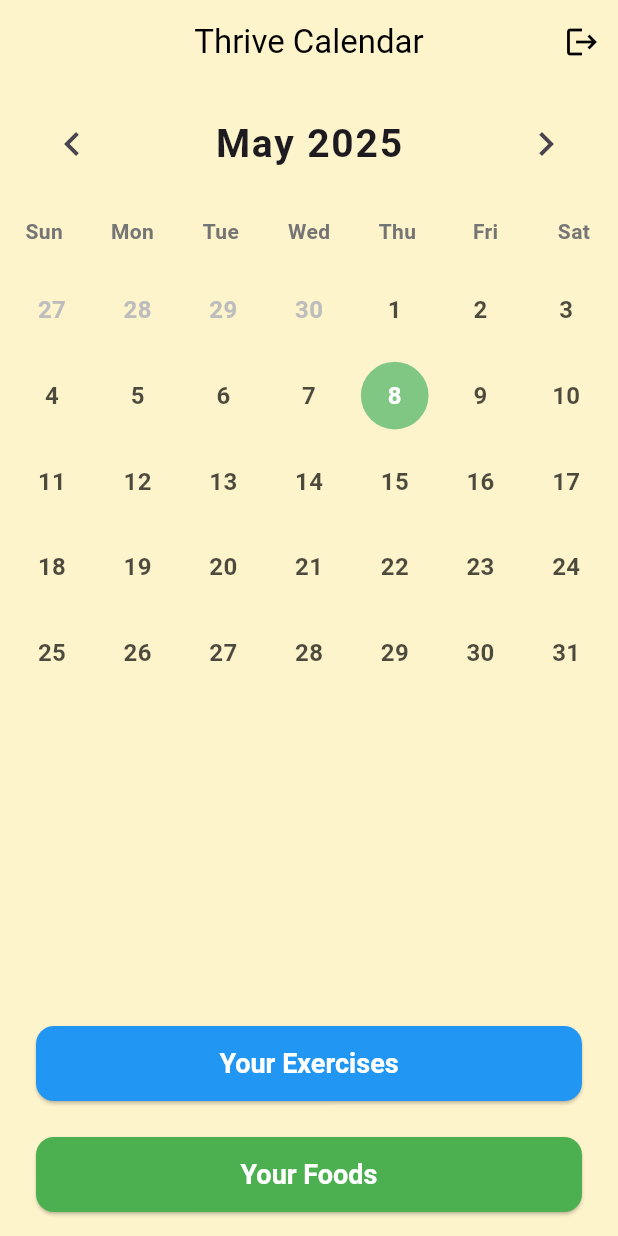
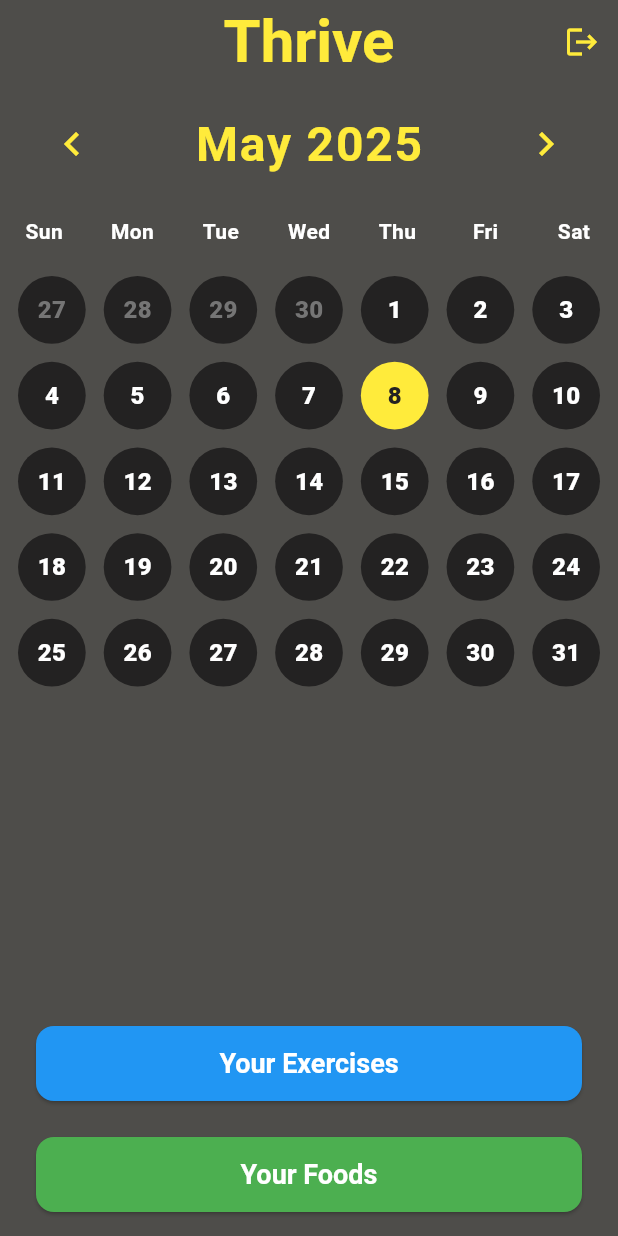
Before and after one commit to rahul-iyers/thrive, a Flutter app: the screen it shows once a user with an empty profile is signed in, on a phone screen of 412 x 824 dp. Run offline on Flutter 3.47's test engine with Material 3 defaults, Android fonts, the phone set to English and light mode, and no system bars; our stand-ins replace cloud_firestore, firebase_auth, firebase_core, hive, hive_flutter; accounts and stored records are empty; generated files the repository leaves out were written again.

Commit message:
color palette updates

```diff
--- a/thrive/lib/calendar_screen.dart
+++ b/thrive/lib/calendar_screen.dart
@@ -41,12 +41,15 @@ class _CalendarScreenState extends State<CalendarScreen> {
     final days = _generateDays(_focusedMonth);
 
     return Scaffold(
-      backgroundColor: Color(0xFFfef4cc),
+      backgroundColor: Color(0xff4e4d4a),
       appBar: AppBar(
-        title: Text('Thrive Calendar'),
+        title: Text(
+            'Thrive',
+            style: TextStyle(fontSize: 40, fontWeight: FontWeight.bold)
+        ),
         centerTitle: true,
-        backgroundColor: Color(0xFFfef4cc),
-        foregroundColor: Colors.black,
+        backgroundColor: Color(0xff4e4d4a),
+        foregroundColor: Colors.yellow,
         elevation: 0,
         actions: [
           IconButton(
@@ -106,7 +109,7 @@ class _CalendarScreenState extends State<CalendarScreen> {
                       duration: Duration(milliseconds: 150),
                       child: Container(
                         decoration: BoxDecoration(
-                          color: isToday ? Color(0xFF81C784) : Colors.transparent,
+                          color: isToday ? Colors.yellow : Color(0xff232222),
                           shape: BoxShape.circle,
                         ),
                         alignment: Alignment.center,
@@ -114,12 +117,12 @@ class _CalendarScreenState extends State<CalendarScreen> {
                           '${day.day}',
                           style: TextStyle(
                             fontSize: 16,
-                            fontWeight: FontWeight.w600,
+                            fontWeight: FontWeight.w800,
                             color: isToday
+                                ? Color(0xff232222)
+                                : (day.month == _focusedMonth.month
                                 ? Colors.white
-                                : (day.month == _focusedMonth.month
-                                ? Colors.black.withOpacity(0.7)
-                                : Colors.grey[400]),
+                                : Colors.grey[600]),
                           ),
                         ),
                       ),
@@ -193,7 +196,7 @@ class _CalendarScreenState extends State<CalendarScreen> {
         mainAxisAlignment: MainAxisAlignment.spaceBetween,
         children: [
           IconButton(
-            icon: Icon(Icons.chevron_left, size: 32),
+            icon: Icon(Icons.chevron_left, size: 32, color:Colors.yellow),
             onPressed: () {
               setState(() {
                 _focusedMonth = DateTime(
@@ -206,13 +209,14 @@ class _CalendarScreenState extends State<CalendarScreen> {
           Text(
             DateFormat.yMMMM().format(_focusedMonth),
             style: TextStyle(
-              fontSize: 26,
+              fontSize: 32,
               fontWeight: FontWeight.bold,
               letterSpacing: 1.2,
+              color: Colors.yellow
             ),
           ),
           IconButton(
-            icon: Icon(Icons.chevron_right, size: 32),
+            icon: Icon(Icons.chevron_right, size: 32, color:Colors.yellow),
             onPressed: () {
               setState(() {
                 _focusedMonth = DateTime(
@@ -243,7 +247,7 @@ class _CalendarScreenState extends State<CalendarScreen> {
                 style: TextStyle(
                   fontWeight: FontWeight.bold,
                   fontSize: 14,
-                  color: Colors.grey[600],
+                  color: Colors.white,
                 ),
               ),
             ),
```
